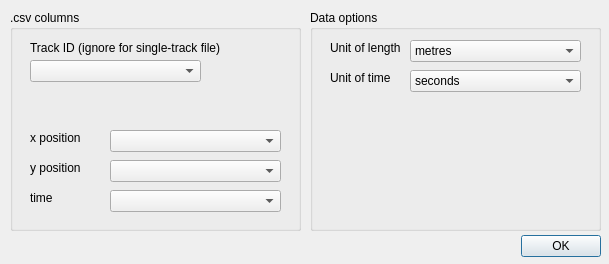
Eggeling-Lab-Microscope-Software/TRAIT2D, file trait2d_analysis_gui/dialog_import.ui: the form before one commit.
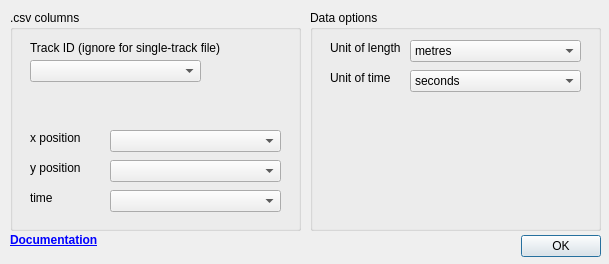
The form after the commit.

Commit message: Add documentation links to user interfaces.

Patch:
```diff
--- a/trait2d_analysis_gui/dialog_import.ui
+++ b/trait2d_analysis_gui/dialog_import.ui
@@ -260,6 +260,22 @@
     <string>Data options</string>
    </property>
   </widget>
+  <widget class="QLabel" name="labelDocumentation">
+   <property name="geometry">
+    <rect>
+     <x>10</x>
+     <y>230</y>
+     <width>521</width>
+     <height>21</height>
+    </rect>
+   </property>
+   <property name="text">
+    <string>&lt;b&gt;&lt;a href=&quot;https://eggeling-lab-microscope-software.github.io/TRAIT2D/analysis_gui.html#data-import-dialog&quot;&gt;Documentation&lt;/a&gt;&lt;/b&gt;</string>
+   </property>
+   <property name="openExternalLinks">
+    <bool>true</bool>
+   </property>
+  </widget>
   <zorder>groupBox_2</zorder>
   <zorder>groupBox</zorder>
   <zorder>buttonBox</zorder>
```
Left out of the diff: 1 changed line with no effect on the pictures. The commit also changes 4 other files.
